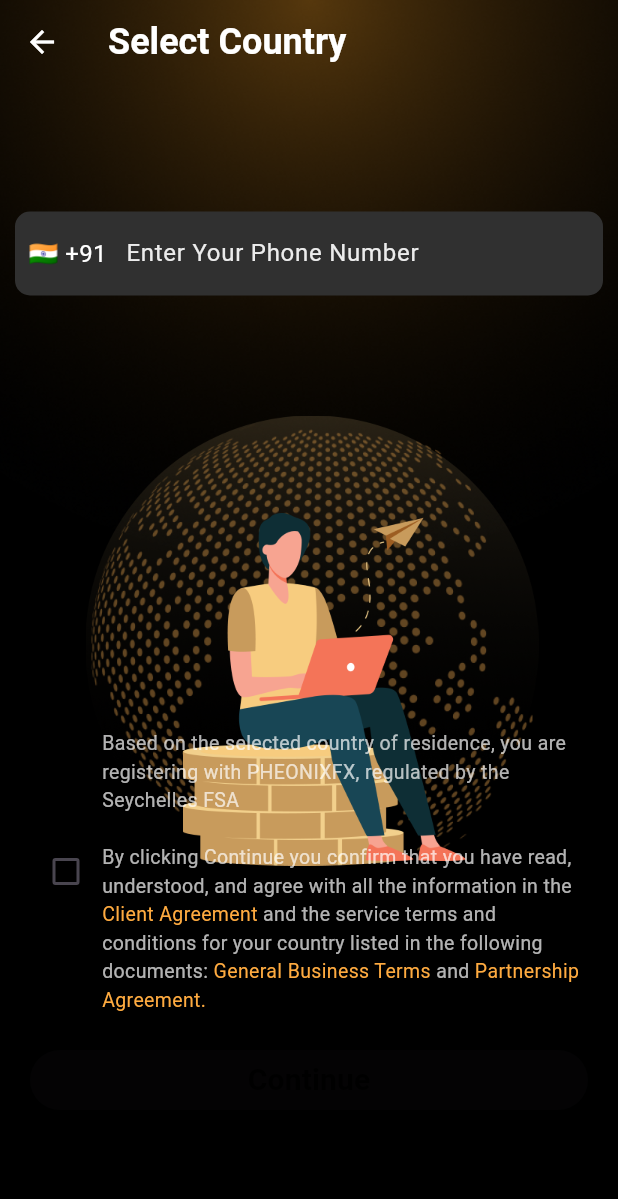
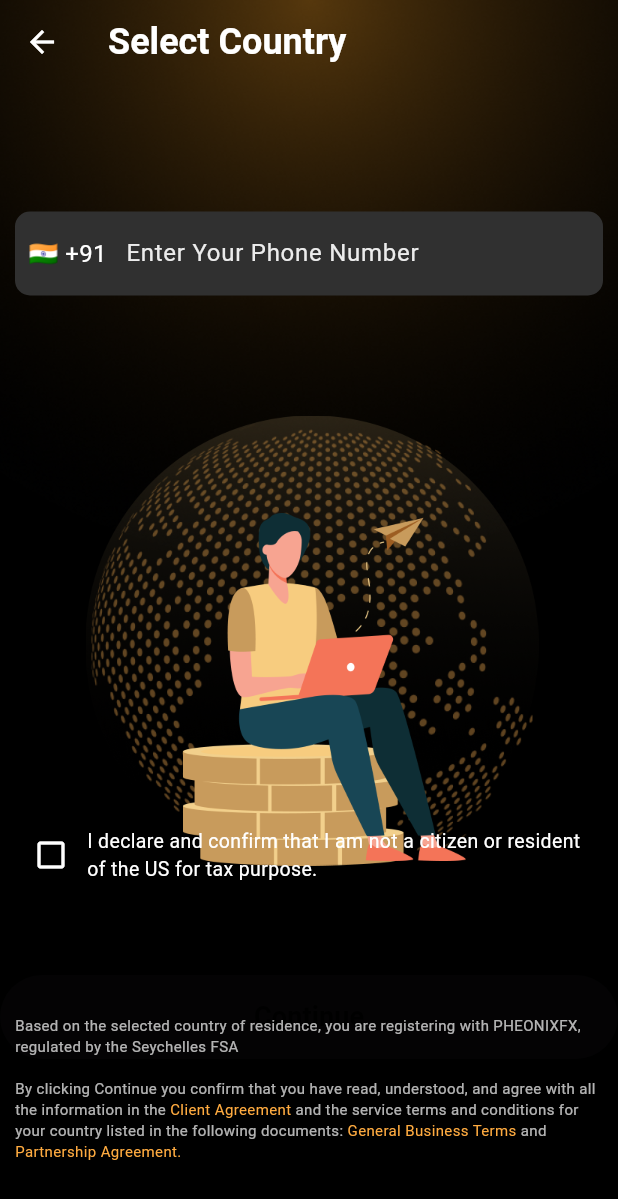
Before and after one commit to Rajeshwer-Sahani/alieus_captials_09_08, a Flutter app: the screen it shows after launch, after a tap on "login", on a phone screen of 412 x 824 dp. Shown: the top 1199 px of the screen. Run offline on Flutter 3.47's test engine with Material 3 defaults, Android fonts, the phone set to English and light mode, and no system bars; our stand-ins replace country_picker.

Commit message:
Check box update

```diff
--- a/lib/view/choose_password.dart
+++ b/lib/view/choose_password.dart
@@ -69,7 +69,7 @@ class choose_password  extends StatelessWidget {
                                   borderRadius: BorderRadius.circular(10),
                                   borderSide: BorderSide.none,
                                 ),
-                                prefixIcon: Icon(Icons.lock, color: Colors.white,size: 20,)
+                                prefixIcon: Icon(Icons.lock, color: Colors.white,size: 20)
                               ),
                             ),
 
--- a/lib/view/loginview.dart
+++ b/lib/view/loginview.dart
@@ -55,7 +55,7 @@ class login_view extends StatelessWidget {
                     bottom: 150,
                     left: 10,
                     width: 380,
-                    height: 50,
+                    height: 56,
 
                     child: ElevatedButton(
                       style: ElevatedButton.styleFrom(
--- a/lib/view/select_country.dart
+++ b/lib/view/select_country.dart
@@ -1,5 +1,7 @@
 import 'package:alieus_captials_09_08/main.dart';
+import 'package:alieus_captials_09_08/view/checkbox_test.dart';
 import 'package:alieus_captials_09_08/view/mail_page.dart';
+import 'package:flutter/gestures.dart';
 import 'package:flutter/material.dart';
 import 'package:country_picker/country_picker.dart';
 
@@ -126,8 +128,7 @@ class _SelectCountryState extends State<SelectCountry> {
                           borderRadius: BorderRadius.circular(10),
                           borderSide: BorderSide.none,
                         ),
-                        prefixIcon:
-                        GestureDetector(
+                        prefixIcon: GestureDetector(
                           behavior: HitTestBehavior.translucent,
                           onTap: showPicker,
                           child: Container(
@@ -167,50 +168,125 @@ class _SelectCountryState extends State<SelectCountry> {
                     ),
                   ),
 
+                    Padding(padding: EdgeInsets.only(top: 650),
+                    child:
+                // Continue Button (disabled until agree)
+            ElevatedButton(
+              onPressed: isChecked
+                  ? () {
+                      Navigator.push(
+                        context,
+                        MaterialPageRoute(builder: (context) => MailPage()),
+                      );
+                    }
+                  : null,
+              style: ElevatedButton.styleFrom(
+                minimumSize: Size(double.infinity, 56),
+                backgroundColor: isChecked ? Colors.amber : Colors.grey,
+              ),
+              child: Text(
+                "Continue",
+                style: TextStyle(
+                  color: Colors.black,
+                  fontSize: 18,
+                  fontWeight: FontWeight.bold,
+                ),
+              ),
+            ),
+            ),
+
+
+              SizedBox(height: 5,),
+
                   Positioned(
-                    left: 20,
-                    right: 20,
-                    bottom: 80,
+                    left: 10,
+                    right: 10,
+                    bottom: 230,
+                    child: Row(
+                      mainAxisSize: MainAxisSize.min,
+                      children: [
+                           IconButton(
+                  icon: Icon(
+                    isChecked
+                        ? Icons.check_box
+                        : Icons.check_box_outline_blank,
+                    color: Colors.white,
+                  ),
+                  onPressed: () {
+                    setState(() {
+                      isChecked = !isChecked;
+                    });
+                  },
+                ),
+                Expanded(
+                  child: Text(
+                    "I declare and confirm that I am not a citizen or "
+                    "resident of the US for tax purpose.",
+                    style: TextStyle(color: Colors.white, fontSize: 13),
+                  ),
+                ),
+                      ],
+                    ),
+                  ),
+                  Positioned(
+                    left: 10,
+                    right: 10,
+                    bottom: 30,
                     child: Column(
                       crossAxisAlignment: CrossAxisAlignment.stretch,
                       children: [
                         Row(
                           children: [
-                            Checkbox(
-                              value: isChecked,
-                              onChanged: (value) {
-                                setState(() {
-                                  isChecked = value ?? false;
-                                });
-                              },
-                            ),
                             Expanded(
                               child: Text.rich(
                                 TextSpan(
-                          style: TextStyle(color: Colors.white70, fontSize: 13),
+                                  style: TextStyle(
+                                    color: Colors.white70,
+                                    fontSize: 10,
+                                  ),
                                   children: [
                                     TextSpan(
                                       text:
-                                    "Based on the selected country of residence, you are registering with PHEONIXFX, regulated by the Seychelles FSA\n\n"),
+                                          "Based on the selected country of residence, you are registering with PHEONIXFX, regulated by the Seychelles FSA\n\n",
+                                    ),
                                     TextSpan(
                                       text:
-                                    "By clicking Continue you confirm that you have read, understood, and agree with all the information in the "),
+                                          "By clicking Continue you confirm that you have read, understood, and agree with all the information in the ",
+                                    ),
                                     TextSpan(
                                       text: "Client Agreement",
-                              style: TextStyle(color: Colors.orangeAccent),
+                                      style: TextStyle(
+                                        color: Colors.orangeAccent,
+                                      ),
                                       // you can wrap with GestureRecognizer for tap
                                     ),
                                     TextSpan(
                                       text:
-                                    " and the service terms and conditions for your country listed in the following documents: "),
+                                          " and the service terms and conditions for your country listed in the following documents: ",
+                                    ),
                                     TextSpan(
                                       text: "General Business Terms",
-                              style: TextStyle(color: Colors.orangeAccent),
+                                      style: TextStyle(
+                                        color: Colors.orangeAccent,
+                                      ),
                                     ),
                                     TextSpan(text: " and "),
                                     TextSpan(
                                       text: "Partnership Agreement.",
-                              style: TextStyle(color: Colors.orangeAccent),
+                                      style: TextStyle(
+                                        color: Colors.orangeAccent,
+                                      ),
+                                      recognizer: TapGestureRecognizer()
+                                        ..onTap = () {
+                                          Navigator.push(
+                                            context,
+                                            MaterialPageRoute(
+                                              builder: (context) => WebPage(
+                                                title: "Partnership Agreement",
+                                              ),
+                                            ),
+                                          );
+                                        },
                                     ),
                                   ],
                                 ),
@@ -219,30 +295,6 @@ class _SelectCountryState extends State<SelectCountry> {
                           ],
                         ),
                         SizedBox(height: 20),
-
-                        ElevatedButton(
-                          style: ElevatedButton.styleFrom(
-                            backgroundColor: Color.fromARGB(255, 207, 170, 111),
-                          ),
-                          onPressed: isChecked
-                              ? () {
-                                  Navigator.push(
-                                    context,
-                                    MaterialPageRoute(
-                                      builder: (context) => MailPage(),
-                                    ),
-                                  );
-                                }
-                              : null,
-                          child: Text(
-                            "Continue",
-                            style: TextStyle(
-                              color: Color.fromARGB(255, 0, 0, 0),
-                              fontSize: 20,
-                              fontWeight: FontWeight.bold,
-                            ),
-                          ),
-                        ),
                       ],
                     ),
                   ),
@@ -255,3 +307,27 @@ class _SelectCountryState extends State<SelectCountry> {
     );
   }
 }
+
+class NextPage extends StatelessWidget {
+  @override
+  Widget build(BuildContext context) {
+    return Scaffold(
+      appBar: AppBar(title: Text("Next Page")),
+      body: Center(child: Text("Welcome to the next page!")),
+    );
+  }
+}
+
+// Dummy WebPage (replace with WebView if needed)
+class WebPage extends StatelessWidget {
+  final String title;
+  WebPage({required this.title});
+
+  @override
+  Widget build(BuildContext context) {
+    return Scaffold(
+      appBar: AppBar(title: Text(title)),
+      body: Center(child: Text("This is the $title page")),
+    );
+  }
+}
--- a/pubspec.yaml
+++ b/pubspec.yaml
@@ -37,6 +37,8 @@ dependencies:
   cupertino_icons: ^1.0.8
   country_picker: ^2.0.27
   url_launcher: ^6.2.2
+  flutter_screen_lock: ^9.2.2+2
+  local_auth: ^2.3.0
 
 dev_dependencies:
   flutter_test:
```
Also changed, not shown: lib/view/checkbox_test.dart (+161 -134 lines), lib/view/set_pin.dart (line endings or trailing spaces), pubspec.lock, 3 other files. Lines whose indentation alone changed are shown as unchanged.
